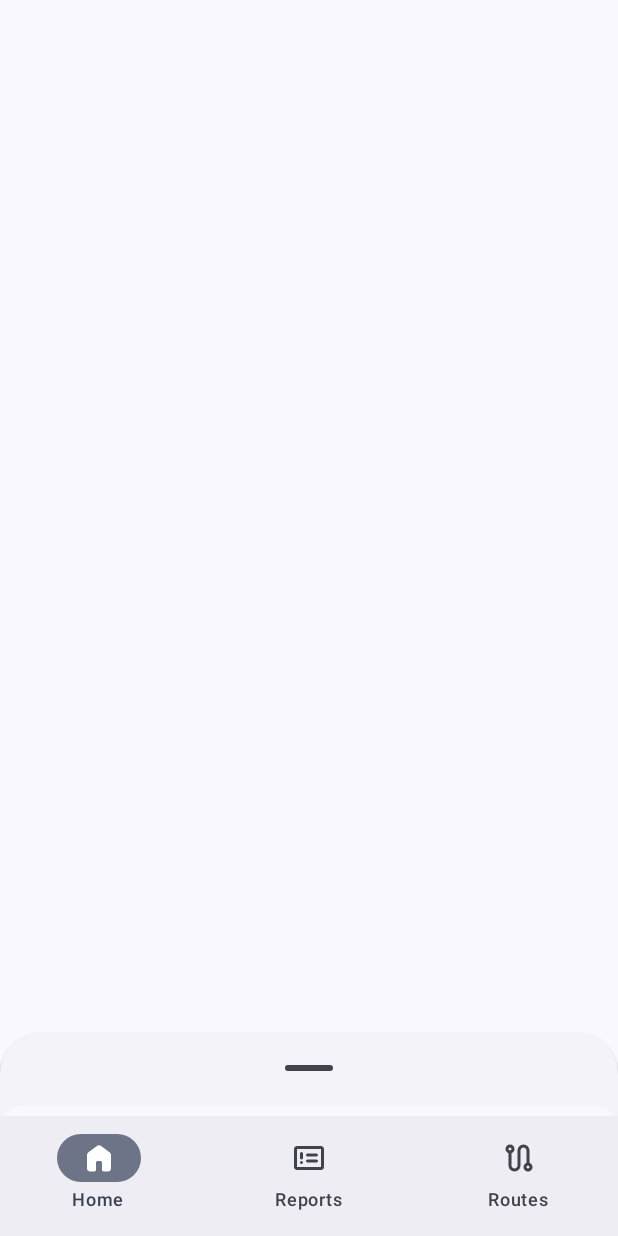
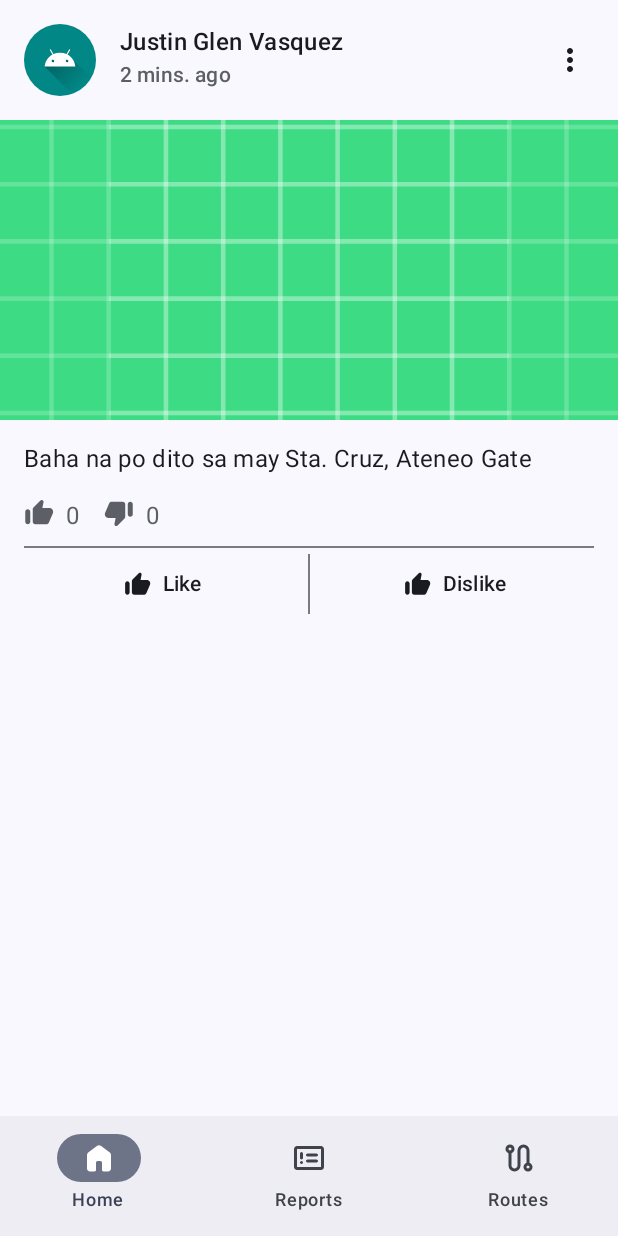
Before and after one commit to Jat2021/E-AlertMobile, an Android app built with Jetpack Compose: the screen it shows after launch (MainActivity), on a phone screen of 412 x 824 dp. Run offline under Robolectric (Android 15) with nearby library versions, the phone set to English and light mode, and no system bars.

Commit message:
Reports post Card added

```diff
--- a/app/build.gradle
+++ b/app/build.gradle
@@ -57,6 +57,7 @@ dependencies {
     implementation 'androidx.compose.ui:ui-graphics'
     implementation 'androidx.compose.ui:ui-tooling-preview'
     implementation 'androidx.compose.material3:material3'
+    implementation 'androidx.compose.material:material-icons-extended-android:1.5.1'
     testImplementation 'junit:junit:4.13.2'
     androidTestImplementation 'androidx.test.ext:junit:1.1.5'
     androidTestImplementation 'androidx.test.espresso:espresso-core:3.5.1'
--- a/app/src/main/java/com/example/e_alert/Home.kt
+++ b/app/src/main/java/com/example/e_alert/HomePage.kt
@@ -1,12 +1,7 @@
 package com.example.e_alert
 
 import androidx.compose.foundation.layout.Box
-import androidx.compose.foundation.layout.Column
-import androidx.compose.foundation.layout.PaddingValues
-import androidx.compose.foundation.layout.Spacer
-import androidx.compose.foundation.layout.fillMaxSize
 import androidx.compose.foundation.layout.fillMaxWidth
-import androidx.compose.foundation.layout.height
 import androidx.compose.foundation.layout.padding
 import androidx.compose.material.icons.Icons
 import androidx.compose.material.icons.filled.Favorite
@@ -17,12 +12,11 @@ import androidx.compose.material3.ListItem
 import androidx.compose.runtime.Composable
 import androidx.compose.ui.Alignment
 import androidx.compose.ui.Modifier
-import androidx.compose.ui.unit.Dp
 import androidx.compose.ui.unit.dp
 
 @Composable
-fun Home (modifier: Modifier = Modifier) {
-    BottomSheet (modifier = modifier) {
+fun HomePage () {
+    BottomSheet () {
         Box(
             Modifier
                 .fillMaxWidth(),
@@ -89,5 +83,5 @@ fun Home (modifier: Modifier = Modifier) {
 
 @Composable
 fun Map (modifier: Modifier = Modifier) {
-
+    //Google Map API goes here
 }
--- a/app/src/main/java/com/example/e_alert/MainActivity.kt
+++ b/app/src/main/java/com/example/e_alert/MainActivity.kt
@@ -1,10 +1,8 @@
 package com.example.e_alert
 
-import android.annotation.SuppressLint
 import android.os.Bundle
 import androidx.activity.ComponentActivity
 import androidx.activity.compose.setContent
-import androidx.compose.foundation.layout.ColumnScope
 import androidx.compose.foundation.layout.fillMaxSize
 import androidx.compose.foundation.layout.padding
 import androidx.compose.material3.Badge
@@ -12,7 +10,6 @@ import androidx.compose.material3.BadgedBox
 import androidx.compose.material3.BottomSheetScaffold
 import androidx.compose.material3.ExperimentalMaterial3Api
 import androidx.compose.material3.Icon
-import androidx.compose.material3.MaterialTheme
 import androidx.compose.material3.NavigationBar
 import androidx.compose.material3.NavigationBarItem
 import androidx.compose.material3.Scaffold
@@ -27,20 +24,16 @@ import androidx.compose.runtime.getValue
 import androidx.compose.runtime.mutableIntStateOf
 import androidx.compose.runtime.saveable.rememberSaveable
 import androidx.compose.ui.Modifier
+import androidx.compose.ui.graphics.Color
+import androidx.compose.ui.res.colorResource
 import androidx.compose.ui.res.painterResource
-import androidx.compose.ui.unit.dp
 import com.example.e_alert.ui.theme.EAlertTheme
 
 class MainActivity : ComponentActivity() {
-    @SuppressLint("UnusedMaterial3ScaffoldPaddingParameter")
     override fun onCreate(savedInstanceState: Bundle?) {
         super.onCreate(savedInstanceState)
         setContent {
             EAlertTheme {
-                Surface(
-                    modifier = Modifier.fillMaxSize(),
-                    color = MaterialTheme.colorScheme.background
-                ) {
                 Scaffold(
                     topBar = { /*TODO: TopBar()*/ },
                     bottomBar = { BottomNavBar() }
@@ -50,11 +43,10 @@ class MainActivity : ComponentActivity() {
                             .padding(paddingValues)
                             .fillMaxSize()
                     ) {
-                            Home()
+                        //HomePage()
+                        ReportsPage()
                     }
-
                 }
-                } //Surface
             } //EAlertTheme
         } //setContent
     } //onCreate
@@ -102,7 +94,7 @@ fun BottomNavBar () {
 
 @OptIn(ExperimentalMaterial3Api::class)
 @Composable
-fun BottomSheet (modifier : Modifier, content: @Composable() (() -> Unit)) {
+fun BottomSheet (content: @Composable() (() -> Unit)) {
     val sheetState = rememberModalBottomSheetState()
     var isSheetOpen by rememberSaveable {
         mutableStateOf(false)
--- /dev/null
+++ b/app/src/main/java/com/example/e_alert/Report.kt
@@ -0,0 +1,270 @@
+package com.example.e_alert
+
+import androidx.annotation.DrawableRes
+import androidx.compose.foundation.Image
+import androidx.compose.foundation.background
+import androidx.compose.foundation.layout.Arrangement
+import androidx.compose.foundation.layout.Box
+import androidx.compose.foundation.layout.Column
+import androidx.compose.foundation.layout.IntrinsicSize
+import androidx.compose.foundation.layout.Row
+import androidx.compose.foundation.layout.Spacer
+import androidx.compose.foundation.layout.fillMaxHeight
+import androidx.compose.foundation.layout.fillMaxWidth
+import androidx.compose.foundation.layout.height
+import androidx.compose.foundation.layout.padding
+import androidx.compose.foundation.layout.size
+import androidx.compose.foundation.layout.width
+import androidx.compose.foundation.shape.CircleShape
+import androidx.compose.material.icons.Icons
+import androidx.compose.material.icons.filled.MoreVert
+import androidx.compose.material.icons.filled.ThumbUp
+import androidx.compose.material.icons.rounded.ThumbDown
+import androidx.compose.material.icons.rounded.ThumbUp
+import androidx.compose.material3.Button
+import androidx.compose.material3.ButtonColors
+import androidx.compose.material3.ButtonDefaults
+import androidx.compose.material3.Card
+import androidx.compose.material3.CardDefaults
+import androidx.compose.material3.Divider
+import androidx.compose.material3.Icon
+import androidx.compose.material3.IconButton
+import androidx.compose.material3.MaterialTheme
+import androidx.compose.material3.OutlinedButton
+import androidx.compose.material3.Text
+import androidx.compose.runtime.Composable
+import androidx.compose.ui.Modifier
+import androidx.compose.ui.draw.clip
+import androidx.compose.ui.graphics.Color
+import androidx.compose.ui.graphics.RectangleShape
+import androidx.compose.ui.layout.ContentScale
+import androidx.compose.ui.res.colorResource
+import androidx.compose.ui.res.painterResource
+import androidx.compose.ui.text.SpanStyle
+import androidx.compose.ui.text.buildAnnotatedString
+import androidx.compose.ui.text.font.FontWeight
+import androidx.compose.ui.text.withStyle
+import androidx.compose.ui.tooling.preview.Preview
+import androidx.compose.ui.unit.dp
+import androidx.compose.ui.unit.sp
+
+data class User(
+    val name : String,
+    @DrawableRes val profilePhoto : Int,
+)
+
+//@Preview
+@Composable
+fun PreviewHeader () {
+    Header(user = User(
+        "Justin Glen P. Vasquez",
+        profilePhoto = R.drawable.ic_launcher_foreground),
+        timePosted = "2m ago"
+    )
+}
+
+@Preview
+@Composable
+fun PreviewReport () {
+    Report(
+        modifier = Modifier,
+        user = User(
+            name = "Justin Glen Vasquez",
+            profilePhoto = R.drawable.ic_launcher_foreground
+        ),
+        timestamp = "2m ago",
+        reportDescription = "Baha na po dito sa may Sta. Cruz, Ateneo Gate",
+        reportPhotos = R.drawable.ic_launcher_background,
+        reportType = "Flood"
+    )
+}
+
+
+@Composable
+fun Report (
+    modifier : Modifier,
+    user: User,
+    timestamp : String,
+    @DrawableRes reportPhotos : Int,
+    reportDescription : String = "",
+    reportType : String,
+    numberOfLikes : Int = 0,
+    numberOfDislikes : Int = 0,
+) {
+    Card (
+        modifier = Modifier.height(IntrinsicSize.Min),
+        shape = RectangleShape,
+        elevation = CardDefaults.cardElevation(defaultElevation = 0.dp),
+        colors = CardDefaults.cardColors(
+            containerColor = MaterialTheme.colorScheme.background
+        )
+    ) {
+        Column (Modifier.fillMaxWidth()) {
+            Header(user = user, timePosted = timestamp)
+            ReportPhotos(image = reportPhotos)
+
+            Spacer(modifier = Modifier.height(16.dp))
+            ReportDescription(text = reportDescription)
+
+            Spacer(modifier = Modifier.height(16.dp))
+            NumberOfLikesAndDislikes(
+                likes = numberOfLikes,
+                dislikes = numberOfDislikes
+            )
+
+            Spacer(modifier = Modifier.height(8.dp))
+            Divider(modifier = Modifier.padding(horizontal = 16.dp))
+            LikeAndDislikeButtons()
+        } //Column
+    }
+}
+
+@Composable
+fun Header (user : User, timePosted: String) {
+    //TODO: Includes profile photo, Username (from DB)
+    Row (modifier = Modifier
+        .padding(16.dp, 16.dp, 8.dp, 16.dp)
+        .fillMaxWidth(),
+        horizontalArrangement = Arrangement.SpaceBetween) {
+        Row {
+            Image(
+                modifier = Modifier
+                    .size(48.dp)
+                    .clip(CircleShape)
+                    .background(color = colorResource(id = R.color.teal_700)),
+                painter = painterResource(id = user.profilePhoto),
+                contentDescription = null
+            )
+            Spacer(modifier = Modifier.width(16.dp))
+            Column {
+                Text(
+                    color = MaterialTheme.colorScheme.onBackground,
+                    style = MaterialTheme.typography.titleMedium,
+                    text = user.name)
+                Text(
+                    color = MaterialTheme.colorScheme.outline,
+                    style = MaterialTheme.typography.titleSmall,
+                    text = timePosted)
+            }
+        } //Row [User]
+
+        IconButton(onClick = { /*TODO*/ }) {
+            Icon(imageVector = Icons.Filled.MoreVert, contentDescription = null)
+        }
+    } //Row [Wrapper]
+}
+
+@Composable
+fun ReportPhotos (@DrawableRes image : Int) {
+    //TODO: Includes photos coming from the the user (from DB)
+    Image(
+        modifier = Modifier
+            .fillMaxWidth()
+            .height(200.dp),
+        painter = painterResource(id = image),
+        contentDescription = null,
+        contentScale = ContentScale.Crop
+    )
+}
+
+@Composable
+fun ReportDescription (text : String) {
+    Column (Modifier.padding(horizontal = 16.dp)) {
+        Text(
+            text = text,
+            color = MaterialTheme.colorScheme.onBackground,
+            fontSize = 16.sp,
+            style = MaterialTheme.typography.bodyMedium
+        )
+    }
+}
+
+@Composable
+fun NumberOfLikesAndDislikes (likes : Int, dislikes : Int) {
+    Row (Modifier.padding(horizontal = 16.dp)) {
+        Row {//Likes
+            Icon(
+                tint = MaterialTheme.colorScheme.outline,
+                modifier = Modifier.size(20.dp),
+                imageVector = Icons.Rounded.ThumbUp,
+                contentDescription = null
+            )
+            Spacer(modifier = Modifier.width(8.dp))
+            Text(
+                color = MaterialTheme.colorScheme.outline,
+                text = likes.toString()
+            )
+        }
+        Spacer(modifier = Modifier.width(16.dp))
+        Row {//Dislikes
+            Icon(
+                tint = MaterialTheme.colorScheme.outline,
+                modifier = Modifier.size(20.dp),
+                imageVector = Icons.Rounded.ThumbDown,
+                contentDescription = null
+            )
+            Spacer(modifier = Modifier.width(8.dp))
+            Text(
+                color = MaterialTheme.colorScheme.outline,
+                text = dislikes.toString()
+            )
+        }
+    }
+}
+
+@Composable
+fun LikeAndDislikeButtons () {
+    Row (
+        Modifier
+            .fillMaxWidth()
+            .height(IntrinsicSize.Min)
+            .padding(horizontal = 16.dp)
+    ) {
+        Button(
+            modifier = Modifier.weight(1f),
+            shape = RectangleShape,
+            colors = ButtonDefaults.buttonColors(Color.Transparent),
+            enabled = true,
+            onClick = { /*TODO*/ }
+        ) {
+            Icon(
+                imageVector = Icons.Rounded.ThumbUp,
+                contentDescription = null,
+                tint = MaterialTheme.colorScheme.onBackground,
+                modifier = Modifier.size(18.dp)
+            )
+            Spacer(modifier = Modifier.width(8.dp))
+            Text(
+                color = MaterialTheme.colorScheme.onBackground,
+                text = "Like"
+            )
+        }
+
+        Row (Modifier.padding(4.dp)) {
+            Divider(
+                modifier = Modifier
+                    .width(1.dp)
+                    .fillMaxHeight()
+            )
+        }
+
+        Button(
+            modifier = Modifier.weight(1f),
+            shape = RectangleShape,
+            colors = ButtonDefaults.buttonColors(Color.Transparent),
+            onClick = { /*TODO*/ }
+        ) {
+            Icon(
+                imageVector = Icons.Rounded.ThumbUp,
+                contentDescription = null,
+                tint = MaterialTheme.colorScheme.onBackground,
+                modifier = Modifier.size(18.dp)
+            )
+            Spacer(modifier = Modifier.width(8.dp))
+            Text(
+                color = MaterialTheme.colorScheme.onBackground,
+                text = "Dislike"
+            )
+        }
+    }
+}
--- a/app/src/main/java/com/example/e_alert/Reports.kt
+++ /dev/null
@@ -1,14 +0,0 @@
-package com.example.e_alert
-
-import androidx.compose.runtime.Composable
-import androidx.compose.ui.Modifier
-
-@Composable
-fun Reports (modifier: Modifier = Modifier) {
-    //displays reports only if there are any from atleast 1 users
-}
-
-@Composable
-fun UserReport () {
-
-}
--- /dev/null
+++ b/app/src/main/java/com/example/e_alert/ReportsPage.kt
@@ -0,0 +1,34 @@
+package com.example.e_alert
+
+import androidx.compose.foundation.layout.fillMaxSize
+import androidx.compose.foundation.layout.fillMaxWidth
+import androidx.compose.material3.Card
+import androidx.compose.material3.MaterialTheme
+import androidx.compose.material3.Surface
+import androidx.compose.material3.surfaceColorAtElevation
+import androidx.compose.runtime.Composable
+import androidx.compose.ui.Modifier
+import androidx.compose.ui.tooling.preview.Preview
+import androidx.compose.ui.unit.dp
+
+@Preview
+@Composable
+fun ReportsPage (modifier: Modifier = Modifier) {
+    //displays reports only if there are any from at least 1 users
+    Surface (
+        color = MaterialTheme.colorScheme.background,
+        modifier = Modifier
+        .fillMaxSize()) {
+        Report(
+            modifier = modifier,
+            user = User(
+                name = "Justin Glen Vasquez",
+                profilePhoto = R.drawable.ic_launcher_foreground
+            ),
+            timestamp = "2 mins. ago",
+            reportDescription = "Baha na po dito sa may Sta. Cruz, Ateneo Gate",
+            reportPhotos = R.drawable.ic_launcher_background,
+            reportType = "Flood"
+        )
+    }
+}
```
Also changed, not shown: app/src/main/java/com/example/e_alert/RoutesPage.kt (renamed from app/src/main/java/com/example/e_alert/Routes.kt). Lines whose indentation alone changed are shown as unchanged.
